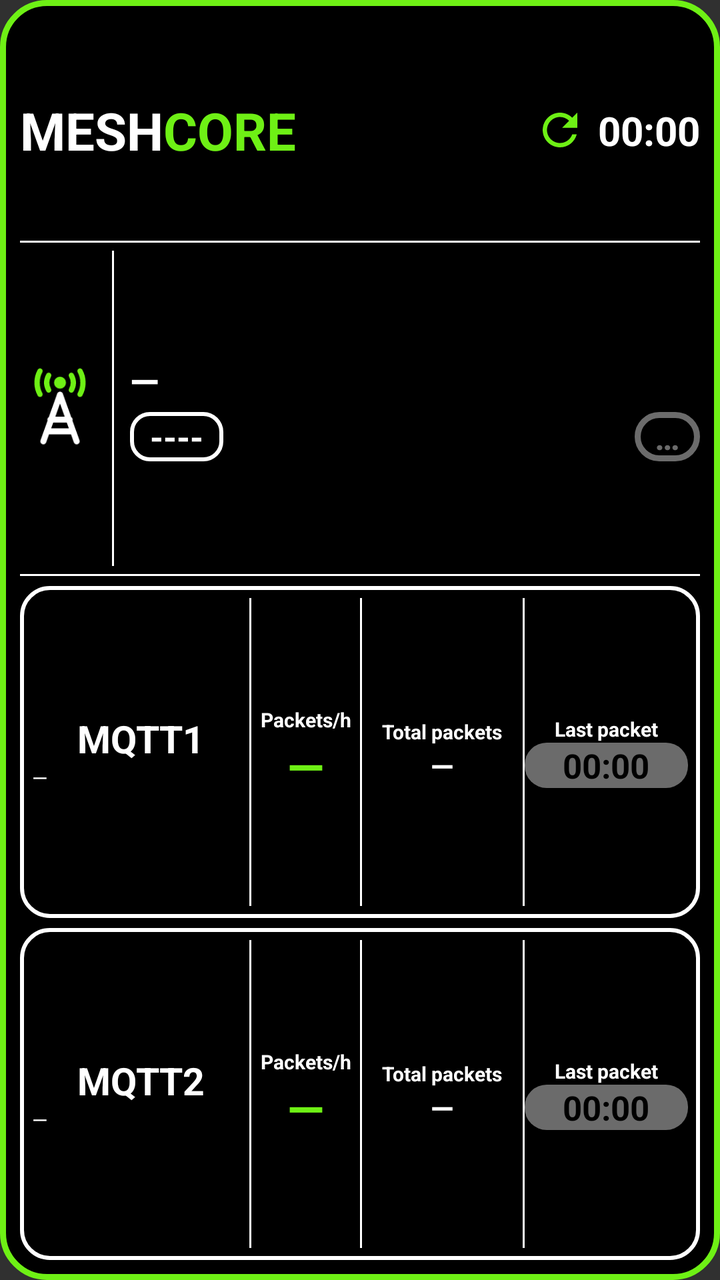
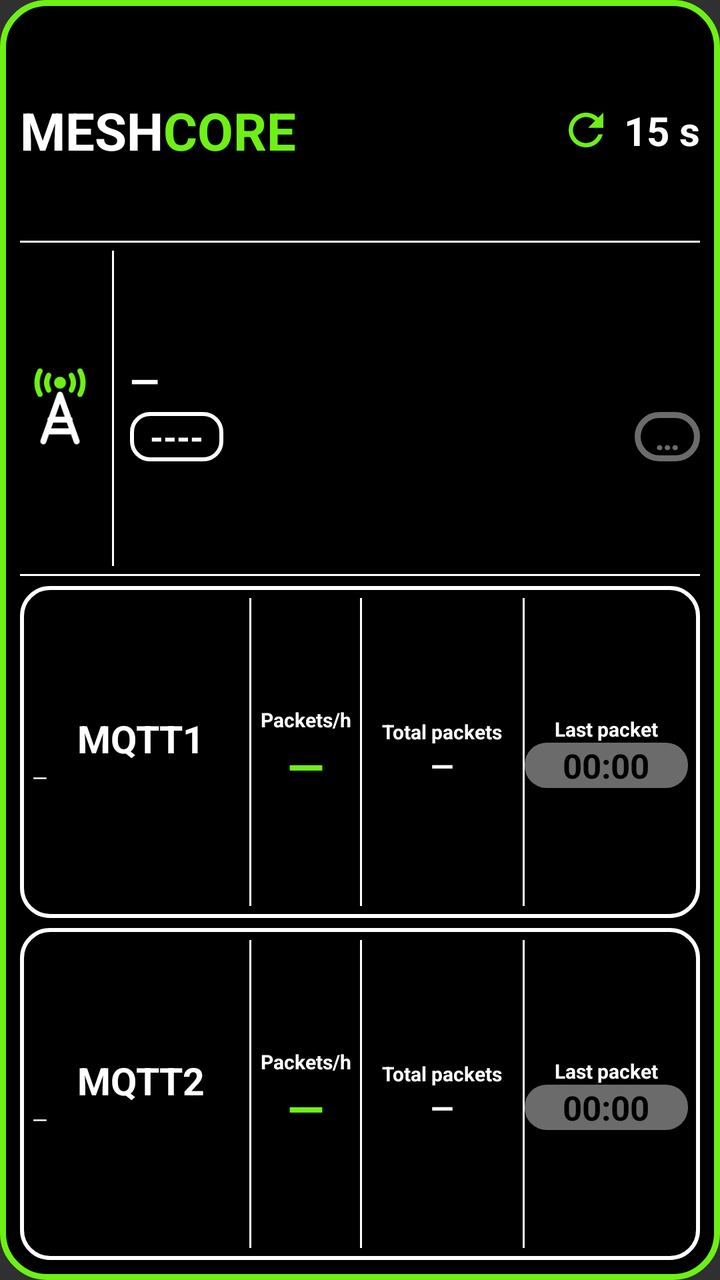

The first picture is an Android layout as it rendered before a commit; the second is the same layout after the commit. The layout source and the unified diff follow.
<!-- AndroidManifest.xml: application theme android:Theme.Material.NoActionBar -->
<!-- res/layout/widget_observer.xml -->
<?xml version="1.0" encoding="utf-8"?>
<LinearLayout xmlns:android="http://schemas.android.com/apk/res/android"
    android:id="@+id/widget_root"
    android:layout_width="match_parent"
    android:layout_height="match_parent"
    android:orientation="vertical"
    android:padding="10dp"
    android:background="@drawable/widget_bg">

    
    <LinearLayout
        android:layout_width="match_parent"
        android:layout_height="0dp"
        android:layout_weight="2"
        android:orientation="horizontal"
        android:gravity="center_vertical">
        <TextView android:layout_width="wrap_content" android:layout_height="wrap_content"
            android:text="MESH" android:textColor="#FFFFFF" android:textStyle="bold" android:textSize="26sp" android:maxLines="1"/>
        <TextView android:layout_width="wrap_content" android:layout_height="wrap_content"
            android:text="CORE" android:textColor="#6EF015" android:textStyle="bold" android:textSize="26sp" android:maxLines="1"/>
        <FrameLayout android:layout_width="0dp" android:layout_height="1dp" android:layout_weight="1"/>
        <ImageView android:id="@+id/refresh_icon" android:layout_width="26dp" android:layout_height="26dp"
            android:src="@drawable/ic_refresh" android:contentDescription="@null"/>
        <Chronometer android:id="@+id/interval_text" android:layout_width="wrap_content" android:layout_height="wrap_content"
            android:layout_marginStart="6dp" android:text="15 s" android:textColor="#FFFFFF" android:textStyle="bold" android:textSize="20sp" android:maxLines="1"/>
    </LinearLayout>

    <FrameLayout android:layout_width="match_parent" android:layout_height="1dp" android:background="#FFFFFF"/>

    
    <LinearLayout
        android:layout_width="match_parent"
        android:layout_height="0dp"
        android:layout_weight="3"
        android:orientation="horizontal"
        android:gravity="center_vertical"
        android:paddingTop="4dp" android:paddingBottom="4dp">
        <ImageView android:layout_width="40dp" android:layout_height="40dp"
            android:src="@drawable/ic_tower" android:contentDescription="@null"/>
        <FrameLayout android:layout_width="1dp" android:layout_height="match_parent" android:layout_marginStart="6dp" android:layout_marginEnd="8dp" android:background="#FFFFFF"/>
        <LinearLayout android:layout_width="0dp" android:layout_height="wrap_content" android:layout_weight="1" android:orientation="vertical">
            <TextView android:id="@+id/obs_name" android:layout_width="match_parent" android:layout_height="wrap_content"
                android:text="—" android:textColor="#FFFFFF" android:textStyle="bold" android:textSize="19sp" android:maxLines="1" android:ellipsize="end"/>
            <LinearLayout android:layout_width="match_parent" android:layout_height="wrap_content" android:orientation="horizontal" android:gravity="center_vertical" android:layout_marginTop="3dp">
                <TextView android:id="@+id/obs_hash" android:layout_width="wrap_content" android:layout_height="wrap_content"
                    android:background="@drawable/badge_outline" android:paddingStart="10dp" android:paddingEnd="10dp" android:paddingTop="1dp" android:paddingBottom="1dp"
                    android:text="----" android:textColor="#FFFFFF" android:textStyle="bold" android:textSize="17sp" android:maxLines="1"/>
                <FrameLayout android:layout_width="0dp" android:layout_height="1dp" android:layout_weight="1"/>
                <TextView android:id="@+id/obs_live" android:layout_width="wrap_content" android:layout_height="wrap_content"
                    android:background="@drawable/live_gray" android:paddingStart="10dp" android:paddingEnd="10dp" android:paddingTop="1dp" android:paddingBottom="1dp"
                    android:text="…" android:textColor="#6B6B6B" android:textStyle="bold" android:textSize="17sp" android:maxLines="1"/>
            </LinearLayout>
        </LinearLayout>
    </LinearLayout>

    <FrameLayout android:layout_width="match_parent" android:layout_height="1dp" android:background="#FFFFFF" android:layout_marginBottom="5dp"/>

    
    <LinearLayout
        android:layout_width="match_parent" android:layout_height="0dp" android:layout_weight="3"
        android:orientation="horizontal" android:gravity="center_vertical"
        android:background="@drawable/card_outline" android:padding="6dp">
        <LinearLayout android:layout_width="0dp" android:layout_height="wrap_content" android:layout_weight="4" android:orientation="vertical">
            <TextView android:layout_width="match_parent" android:layout_height="wrap_content" android:text="MQTT1" android:textColor="#FFFFFF" android:textStyle="bold" android:gravity="center" android:textSize="19sp" android:maxLines="1" android:autoSizeTextType="uniform" android:autoSizeMinTextSize="11sp" android:autoSizeMaxTextSize="19sp" android:autoSizeStepGranularity="1sp"/>
            <TextView android:id="@+id/m1_host" android:layout_width="match_parent" android:layout_height="wrap_content" android:text="—" android:textColor="#FFFFFF" android:textSize="10sp" android:maxLines="1" android:ellipsize="end" android:autoSizeTextType="uniform" android:autoSizeMinTextSize="6sp" android:autoSizeMaxTextSize="10sp" android:autoSizeStepGranularity="1sp"/>
        </LinearLayout>
        <FrameLayout android:layout_width="1dp" android:layout_height="match_parent" android:background="#FFFFFF"/>
        <LinearLayout android:layout_width="0dp" android:layout_height="wrap_content" android:layout_weight="2" android:orientation="vertical" android:gravity="center_horizontal">
            <TextView android:layout_width="match_parent" android:layout_height="wrap_content" android:text="Packets/h" android:textColor="#FFFFFF" android:textStyle="bold" android:gravity="center" android:textSize="10sp" android:maxLines="1" android:autoSizeTextType="uniform" android:autoSizeMinTextSize="6sp" android:autoSizeMaxTextSize="10sp" android:autoSizeStepGranularity="1sp"/>
            <TextView android:id="@+id/m1_hour" android:layout_width="match_parent" android:layout_height="wrap_content" android:text="—" android:textColor="#6EF015" android:textStyle="bold" android:gravity="center" android:textSize="24sp" android:maxLines="1" android:autoSizeTextType="uniform" android:autoSizeMinTextSize="14sp" android:autoSizeMaxTextSize="24sp" android:autoSizeStepGranularity="1sp"/>
        </LinearLayout>
        <LinearLayout android:id="@+id/m1_total_col" android:layout_width="0dp" android:layout_height="match_parent" android:layout_weight="3" android:orientation="horizontal" android:gravity="center_vertical">
        <FrameLayout android:layout_width="1dp" android:layout_height="match_parent" android:background="#FFFFFF"/>
        <LinearLayout android:layout_width="0dp" android:layout_height="wrap_content" android:layout_weight="1" android:orientation="vertical" android:gravity="center_horizontal">
            <TextView android:layout_width="match_parent" android:layout_height="wrap_content" android:text="Total packets" android:textColor="#FFFFFF" android:textStyle="bold" android:gravity="center" android:textSize="10sp" android:maxLines="1" android:autoSizeTextType="uniform" android:autoSizeMinTextSize="6sp" android:autoSizeMaxTextSize="10sp" android:autoSizeStepGranularity="1sp"/>
            <TextView android:id="@+id/m1_total" android:layout_width="match_parent" android:layout_height="wrap_content" android:text="—" android:textColor="#FFFFFF" android:textStyle="bold" android:gravity="center" android:textSize="15sp" android:maxLines="1" android:autoSizeTextType="uniform" android:autoSizeMinTextSize="10sp" android:autoSizeMaxTextSize="15sp" android:autoSizeStepGranularity="1sp"/>
        </LinearLayout>
        </LinearLayout>
        <FrameLayout android:layout_width="1dp" android:layout_height="match_parent" android:background="#FFFFFF"/>
        <LinearLayout android:layout_width="0dp" android:layout_height="wrap_content" android:layout_weight="3" android:orientation="vertical" android:gravity="center_horizontal">
            <TextView android:layout_width="match_parent" android:layout_height="wrap_content" android:text="Last packet" android:textColor="#FFFFFF" android:textStyle="bold" android:gravity="center" android:textSize="10sp" android:maxLines="1" android:autoSizeTextType="uniform" android:autoSizeMinTextSize="6sp" android:autoSizeMaxTextSize="10sp" android:autoSizeStepGranularity="1sp"/>
            <Chronometer android:id="@+id/m1_last" android:layout_width="match_parent" android:layout_height="wrap_content" android:gravity="center" android:background="@drawable/pill_gray" android:text="—" android:textColor="#000000" android:textStyle="bold" android:textSize="17sp" android:maxLines="1" android:autoSizeTextType="uniform" android:autoSizeMinTextSize="10sp" android:autoSizeMaxTextSize="17sp" android:autoSizeStepGranularity="1sp"/>
        </LinearLayout>
    </LinearLayout>

    <FrameLayout android:layout_width="match_parent" android:layout_height="5dp"/>

    
    <LinearLayout
        android:layout_width="match_parent" android:layout_height="0dp" android:layout_weight="3"
        android:orientation="horizontal" android:gravity="center_vertical"
        android:background="@drawable/card_outline" android:padding="6dp">
        <LinearLayout android:layout_width="0dp" android:layout_height="wrap_content" android:layout_weight="4" android:orientation="vertical">
            <TextView android:layout_width="match_parent" android:layout_height="wrap_content" android:text="MQTT2" android:textColor="#FFFFFF" android:textStyle="bold" android:gravity="center" android:textSize="19sp" android:maxLines="1" android:autoSizeTextType="uniform" android:autoSizeMinTextSize="11sp" android:autoSizeMaxTextSize="19sp" android:autoSizeStepGranularity="1sp"/>
            <TextView android:id="@+id/m2_host" android:layout_width="match_parent" android:layout_height="wrap_content" android:text="—" android:textColor="#FFFFFF" android:textSize="10sp" android:maxLines="1" android:ellipsize="end" android:autoSizeTextType="uniform" android:autoSizeMinTextSize="6sp" android:autoSizeMaxTextSize="10sp" android:autoSizeStepGranularity="1sp"/>
        </LinearLayout>
        <FrameLayout android:layout_width="1dp" android:layout_height="match_parent" android:background="#FFFFFF"/>
        <LinearLayout android:layout_width="0dp" android:layout_height="wrap_content" android:layout_weight="2" android:orientation="vertical" android:gravity="center_horizontal">
            <TextView android:layout_width="match_parent" android:layout_height="wrap_content" android:text="Packets/h" android:textColor="#FFFFFF" android:textStyle="bold" android:gravity="center" android:textSize="10sp" android:maxLines="1" android:autoSizeTextType="uniform" android:autoSizeMinTextSize="6sp" android:autoSizeMaxTextSize="10sp" android:autoSizeStepGranularity="1sp"/>
            <TextView android:id="@+id/m2_hour" android:layout_width="match_parent" android:layout_height="wrap_content" android:text="—" android:textColor="#6EF015" android:textStyle="bold" android:gravity="center" android:textSize="24sp" android:maxLines="1" android:autoSizeTextType="uniform" android:autoSizeMinTextSize="14sp" android:autoSizeMaxTextSize="24sp" android:autoSizeStepGranularity="1sp"/>
        </LinearLayout>
        <LinearLayout android:id="@+id/m2_total_col" android:layout_width="0dp" android:layout_height="match_parent" android:layout_weight="3" android:orientation="horizontal" android:gravity="center_vertical">
        <FrameLayout android:layout_width="1dp" android:layout_height="match_parent" android:background="#FFFFFF"/>
        <LinearLayout android:layout_width="0dp" android:layout_height="wrap_content" android:layout_weight="1" android:orientation="vertical" android:gravity="center_horizontal">
            <TextView android:layout_width="match_parent" android:layout_height="wrap_content" android:text="Total packets" android:textColor="#FFFFFF" android:textStyle="bold" android:gravity="center" android:textSize="10sp" android:maxLines="1" android:autoSizeTextType="uniform" android:autoSizeMinTextSize="6sp" android:autoSizeMaxTextSize="10sp" android:autoSizeStepGranularity="1sp"/>
            <TextView android:id="@+id/m2_total" android:layout_width="match_parent" android:layout_height="wrap_content" android:text="—" android:textColor="#FFFFFF" android:textStyle="bold" android:gravity="center" android:textSize="15sp" android:maxLines="1" android:autoSizeTextType="uniform" android:autoSizeMinTextSize="10sp" android:autoSizeMaxTextSize="15sp" android:autoSizeStepGranularity="1sp"/>
        </LinearLayout>
        </LinearLayout>
        <FrameLayout android:layout_width="1dp" android:layout_height="match_parent" android:background="#FFFFFF"/>
        <LinearLayout android:layout_width="0dp" android:layout_height="wrap_content" android:layout_weight="3" android:orientation="vertical" android:gravity="center_horizontal">
            <TextView android:layout_width="match_parent" android:layout_height="wrap_content" android:text="Last packet" android:textColor="#FFFFFF" android:textStyle="bold" android:gravity="center" android:textSize="10sp" android:maxLines="1" android:autoSizeTextType="uniform" android:autoSizeMinTextSize="6sp" android:autoSizeMaxTextSize="10sp" android:autoSizeStepGranularity="1sp"/>
            <Chronometer android:id="@+id/m2_last" android:layout_width="match_parent" android:layout_height="wrap_content" android:gravity="center" android:background="@drawable/pill_gray" android:text="—" android:textColor="#000000" android:textStyle="bold" android:textSize="17sp" android:maxLines="1" android:autoSizeTextType="uniform" android:autoSizeMinTextSize="10sp" android:autoSizeMaxTextSize="17sp" android:autoSizeStepGranularity="1sp"/>
        </LinearLayout>
    </LinearLayout>
</LinearLayout>
<!-- resources referenced by this layout -->
<resources>
  <!-- drawable badge_outline (drawable) -->
  <?xml version="1.0" encoding="utf-8"?>
  <shape xmlns:android="http://schemas.android.com/apk/res/android" android:shape="rectangle">
      <solid android:color="#000000"/>
      <stroke android:width="2dp" android:color="#FFFFFF"/>
      <corners android:radius="9dp"/>
  </shape>
  <!-- drawable card_outline (drawable) -->
  <?xml version="1.0" encoding="utf-8"?>
  <shape xmlns:android="http://schemas.android.com/apk/res/android" android:shape="rectangle">
      <solid android:color="#000000"/>
      <stroke android:width="2dp" android:color="#FFFFFF"/>
      <corners android:radius="14dp"/>
  </shape>
  <!-- drawable ic_refresh (drawable) -->
  <?xml version="1.0" encoding="utf-8"?>
  <vector xmlns:android="http://schemas.android.com/apk/res/android" android:width="24dp" android:height="24dp" android:viewportWidth="24" android:viewportHeight="24">
      <path android:fillColor="#6EF015" android:pathData="M17.65,6.35C16.2,4.9 14.21,4 12,4c-4.42,0 -7.99,3.58 -7.99,8s3.57,8 7.99,8c3.73,0 6.84,-2.55 7.73,-6h-2.08c-0.82,2.33 -3.04,4 -5.65,4 -3.31,0 -6,-2.69 -6,-6s2.69,-6 6,-6c1.66,0 3.14,0.69 4.22,1.78L13,11h7V4l-2.35,2.35z"/>
  </vector>
  <!-- drawable ic_tower (drawable) -->
  <?xml version="1.0" encoding="utf-8"?>
  <vector xmlns:android="http://schemas.android.com/apk/res/android" android:width="48dp" android:height="48dp" android:viewportWidth="24" android:viewportHeight="24">
      <path android:fillColor="#6EF015" android:pathData="M12,4.4m-1.8,0a1.8,1.8 0,1 1,3.6 0a1.8,1.8 0,1 1,-3.6 0"/>
      <path android:strokeColor="#6EF015" android:strokeWidth="1.6" android:strokeLineCap="round" android:pathData="M8.6,2.2A4.6,4.6 0,0 0,8.6,6.6M15.4,2.2A4.6,4.6 0,0 1,15.4,6.6M6,0.9A7.4,7.4 0,0 0,6,7.9M18,0.9A7.4,7.4 0,0 1,18,7.9"/>
      <path android:strokeColor="#FFFFFF" android:strokeWidth="1.8" android:strokeLineCap="round" android:strokeLineJoin="round" android:pathData="M12,8L7,22M12,8L17,22M9.1,15.5L14.9,15.5M8.2,19L15.8,19"/>
  </vector>
  <!-- drawable live_gray (drawable) -->
  <?xml version="1.0" encoding="utf-8"?>
  <shape xmlns:android="http://schemas.android.com/apk/res/android" android:shape="rectangle">
      <solid android:color="#000000"/>
      <stroke android:width="3dp" android:color="#6B6B6B"/>
      <corners android:radius="12dp"/>
  </shape>
  <!-- drawable pill_gray (drawable) -->
  <?xml version="1.0" encoding="utf-8"?>
  <shape xmlns:android="http://schemas.android.com/apk/res/android" android:shape="rectangle">
      <solid android:color="#6B6B6B"/>
      <corners android:radius="11dp"/>
  </shape>
  <!-- drawable widget_bg (drawable) -->
  <?xml version="1.0" encoding="utf-8"?>
  <shape xmlns:android="http://schemas.android.com/apk/res/android" android:shape="rectangle">
      <solid android:color="#000000"/>
      <stroke android:width="3dp" android:color="#6EF015"/>
      <corners android:radius="22dp"/>
  </shape>
</resources>

<!-- the commit's change to res/layout/widget_observer.xml (unified diff, before → after) -->
@@ -21,7 +21,7 @@
         <FrameLayout android:layout_width="0dp" android:layout_height="1dp" android:layout_weight="1"/>
         <ImageView android:id="@+id/refresh_icon" android:layout_width="26dp" android:layout_height="26dp"
             android:src="@drawable/ic_refresh" android:contentDescription="@null"/>
-        <Chronometer android:id="@+id/interval_text" android:layout_width="wrap_content" android:layout_height="wrap_content"
+        <TextView android:id="@+id/interval_text" android:layout_width="wrap_content" android:layout_height="wrap_content"
             android:layout_marginStart="6dp" android:text="15 s" android:textColor="#FFFFFF" android:textStyle="bold" android:textSize="20sp" android:maxLines="1"/>
     </LinearLayout>
 
